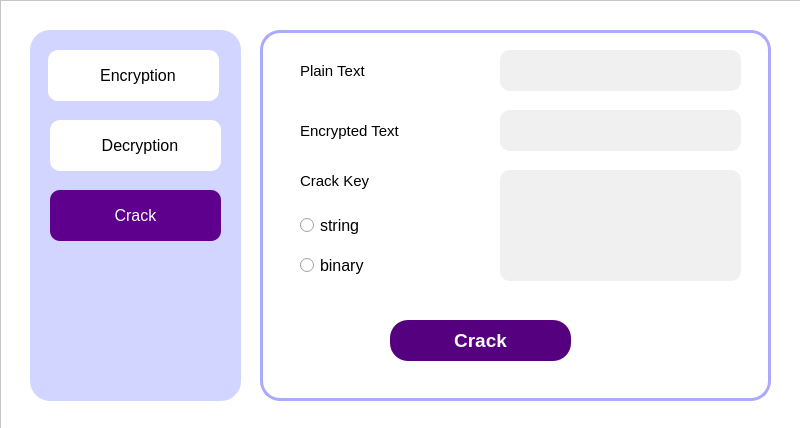
Old version of the form ui/crack.ui in the repository Jiewoe/Simple_AES.
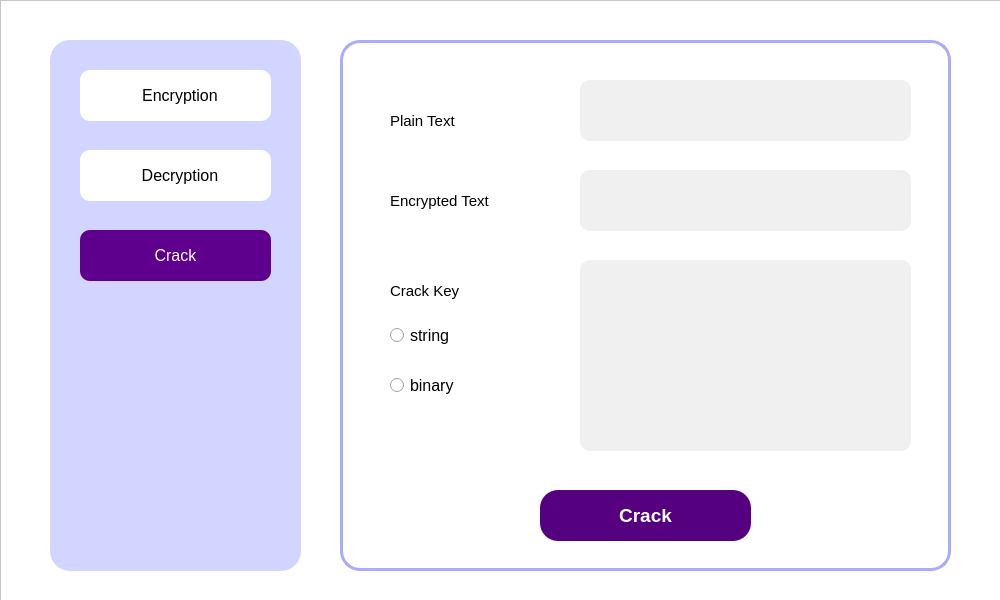
New version of the form. Icons and pictures are not drawn.

```diff
--- a/ui/crack.ui
+++ b/ui/crack.ui
@@ -6,8 +6,8 @@
    <rect>
     <x>0</x>
     <y>0</y>
-    <width>800</width>
-    <height>428</height>
+    <width>1000</width>
+    <height>600</height>
    </rect>
   </property>
   <property name="sizePolicy">
@@ -18,14 +18,14 @@
   </property>
   <property name="minimumSize">
    <size>
-    <width>800</width>
-    <height>428</height>
+    <width>1000</width>
+    <height>600</height>
    </size>
   </property>
   <property name="maximumSize">
    <size>
-    <width>800</width>
-    <height>428</height>
+    <width>1000</width>
+    <height>600</height>
    </size>
   </property>
   <property name="windowTitle">
@@ -41,8 +41,8 @@
      <rect>
       <x>0</x>
       <y>0</y>
-      <width>821</width>
-      <height>451</height>
+      <width>1031</width>
+      <height>621</height>
      </rect>
     </property>
     <property name="autoFillBackground">
@@ -71,10 +71,10 @@
     <widget class="QFrame" name="content_frame">
      <property name="geometry">
       <rect>
-       <x>260</x>
-       <y>30</y>
-       <width>511</width>
-       <height>371</height>
+       <x>340</x>
+       <y>40</y>
+       <width>611</width>
+       <height>531</height>
       </rect>
      </property>
      <property name="styleSheet">
@@ -105,9 +105,9 @@
      <widget class="QLabel" name="plain_text_label">
       <property name="geometry">
        <rect>
-        <x>40</x>
-        <y>20</y>
-        <width>191</width>
+        <x>50</x>
+        <y>60</y>
+        <width>171</width>
         <height>41</height>
        </rect>
       </property>
@@ -126,8 +126,8 @@
      <widget class="QLabel" name="encrypted_text_label">
       <property name="geometry">
        <rect>
-        <x>40</x>
-        <y>80</y>
+        <x>50</x>
+        <y>140</y>
         <width>181</width>
         <height>41</height>
        </rect>
@@ -147,10 +147,10 @@
      <widget class="QPushButton" name="crack_button">
       <property name="geometry">
        <rect>
-        <x>130</x>
-        <y>290</y>
-        <width>181</width>
-        <height>41</height>
+        <x>200</x>
+        <y>450</y>
+        <width>211</width>
+        <height>51</height>
        </rect>
       </property>
       <property name="font">
@@ -188,15 +188,15 @@
       <property name="geometry">
        <rect>
         <x>240</x>
-        <y>20</y>
-        <width>241</width>
-        <height>41</height>
+        <y>40</y>
+        <width>331</width>
+        <height>61</height>
        </rect>
       </property>
       <property name="font">
        <font>
         <family>Segoe UI</family>
-        <pointsize>11</pointsize>
+        <pointsize>12</pointsize>
        </font>
       </property>
       <property name="styleSheet">
@@ -215,8 +215,8 @@
      <widget class="QRadioButton" name="char_button">
       <property name="geometry">
        <rect>
-        <x>40</x>
-        <y>180</y>
+        <x>50</x>
+        <y>280</y>
         <width>171</width>
         <height>31</height>
        </rect>
@@ -239,8 +239,8 @@
      <widget class="QRadioButton" name="binary_button">
       <property name="geometry">
        <rect>
-        <x>40</x>
-        <y>220</y>
+        <x>50</x>
+        <y>330</y>
         <width>181</width>
         <height>31</height>
        </rect>
@@ -263,9 +263,9 @@
      <widget class="QLabel" name="crack_result">
       <property name="geometry">
        <rect>
-        <x>40</x>
-        <y>130</y>
-        <width>191</width>
+        <x>50</x>
+        <y>230</y>
+        <width>181</width>
         <height>41</height>
        </rect>
       </property>
@@ -285,15 +285,15 @@
       <property name="geometry">
        <rect>
         <x>240</x>
-        <y>140</y>
-        <width>241</width>
-        <height>111</height>
+        <y>220</y>
+        <width>331</width>
+        <height>191</height>
        </rect>
       </property>
       <property name="font">
        <font>
         <family>Arial</family>
-        <pointsize>11</pointsize>
+        <pointsize>12</pointsize>
        </font>
       </property>
       <property name="styleSheet">
@@ -310,23 +310,23 @@
        <string>&lt;!DOCTYPE HTML PUBLIC &quot;-//W3C//DTD HTML 4.0//EN&quot; &quot;http://www.w3.org/TR/REC-html40/strict.dtd&quot;&gt;
 &lt;html&gt;&lt;head&gt;&lt;meta name=&quot;qrichtext&quot; content=&quot;1&quot; /&gt;&lt;style type=&quot;text/css&quot;&gt;
 p, li { white-space: pre-wrap; }
-&lt;/style&gt;&lt;/head&gt;&lt;body style=&quot; font-family:'Arial'; font-size:11pt; font-weight:400; font-style:normal;&quot;&gt;
-&lt;p style=&quot;-qt-paragraph-type:empty; margin-top:0px; margin-bottom:0px; margin-left:0px; margin-right:0px; -qt-block-indent:0; text-indent:0px;&quot;&gt;&lt;br /&gt;&lt;/p&gt;&lt;/body&gt;&lt;/html&gt;</string>
+&lt;/style&gt;&lt;/head&gt;&lt;body style=&quot; font-family:'Arial'; font-size:12pt; font-weight:400; font-style:normal;&quot;&gt;
+&lt;p style=&quot;-qt-paragraph-type:empty; margin-top:0px; margin-bottom:0px; margin-left:0px; margin-right:0px; -qt-block-indent:0; text-indent:0px; font-size:11pt;&quot;&gt;&lt;br /&gt;&lt;/p&gt;&lt;/body&gt;&lt;/html&gt;</string>
       </property>
      </widget>
      <widget class="QLineEdit" name="encrypted_text_input">
       <property name="geometry">
        <rect>
         <x>240</x>
-        <y>80</y>
-        <width>241</width>
-        <height>41</height>
+        <y>130</y>
+        <width>331</width>
+        <height>61</height>
        </rect>
       </property>
       <property name="font">
        <font>
         <family>Segoe UI</family>
-        <pointsize>11</pointsize>
+        <pointsize>12</pointsize>
        </font>
       </property>
       <property name="styleSheet">
@@ -346,10 +346,10 @@
     <widget class="QFrame" name="menu_frame">
      <property name="geometry">
       <rect>
-       <x>30</x>
-       <y>30</y>
-       <width>211</width>
-       <height>371</height>
+       <x>50</x>
+       <y>40</y>
+       <width>251</width>
+       <height>531</height>
       </rect>
      </property>
      <property name="styleSheet">
@@ -373,9 +373,9 @@
      <widget class="QPushButton" name="decryption_button">
       <property name="geometry">
        <rect>
-        <x>20</x>
-        <y>90</y>
-        <width>171</width>
+        <x>30</x>
+        <y>110</y>
+        <width>191</width>
         <height>51</height>
        </rect>
       </property>
@@ -410,9 +410,9 @@
      <widget class="QPushButton" name="encryption_button">
       <property name="geometry">
        <rect>
-        <x>18</x>
-        <y>20</y>
-        <width>171</width>
+        <x>30</x>
+        <y>30</y>
+        <width>191</width>
         <height>51</height>
        </rect>
       </property>
@@ -447,9 +447,9 @@
      <widget class="QPushButton" name="crack_button_2">
       <property name="geometry">
        <rect>
-        <x>20</x>
-        <y>160</y>
-        <width>171</width>
+        <x>30</x>
+        <y>190</y>
+        <width>191</width>
         <height>51</height>
        </rect>
       </property>
```
